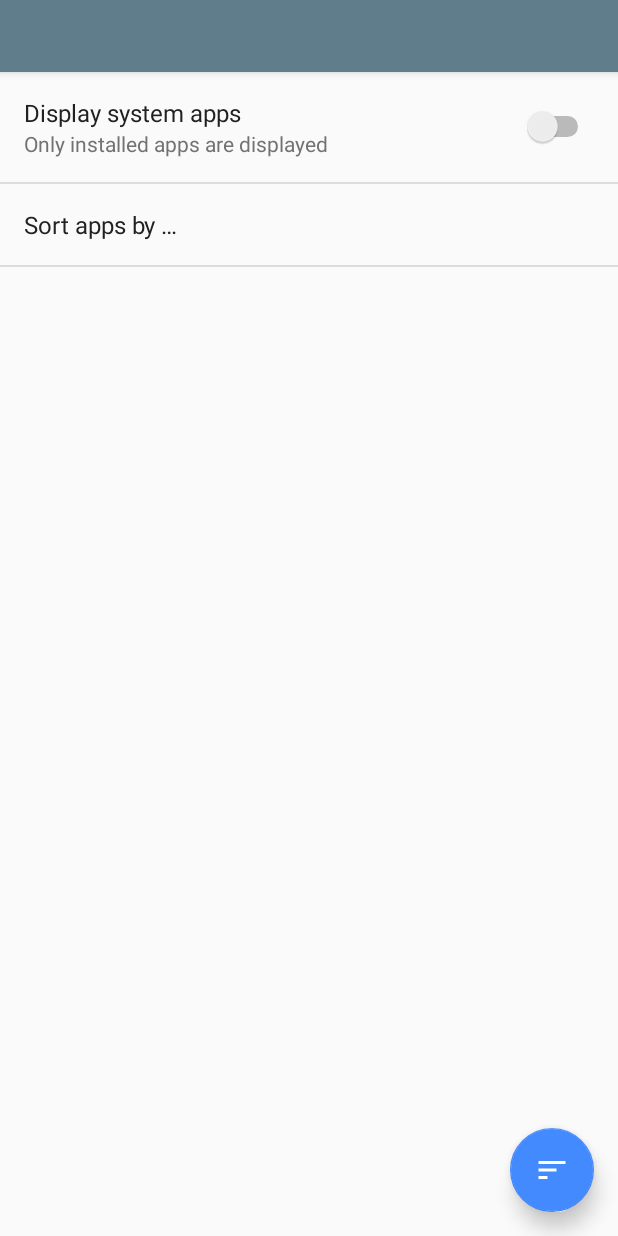
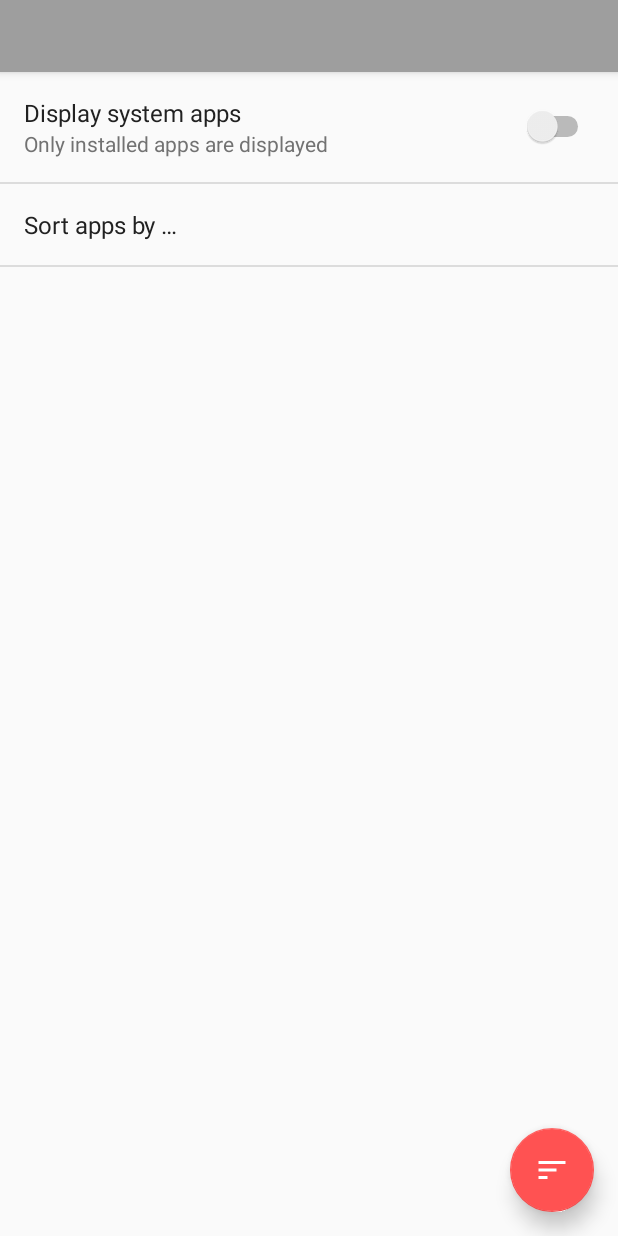
Before and after one commit to xgouchet/Stanley, an Android app: the AppFiltersActivity screen opened directly, with no data from a screen before it, on a phone screen of 412 x 824 dp. Run offline under Robolectric (Android 15) with nearby library versions, the light colour scheme and no system bars.

Commit message:
Update color scheme, new launcher icon

```diff
--- a/app/src/main/res/drawable/ic_activity.xml
+++ b/app/src/main/res/drawable/ic_activity.xml
@@ -4,6 +4,6 @@
         android:viewportWidth="24.0"
         android:viewportHeight="24.0">
     <path
-        android:fillColor="#FF000000"
+        android:fillColor="@color/primary_dark"
         android:pathData="M17,1.01L7,1c-1.1,0 -1.99,0.9 -1.99,2v18c0,1.1 0.89,2 1.99,2h10c1.1,0 2,-0.9 2,-2V3c0,-1.1 -0.9,-1.99 -2,-1.99zM17,19H7V5h10v14z"/>
 </vector>
--- a/app/src/main/res/drawable/ic_custom_permission.xml
+++ b/app/src/main/res/drawable/ic_custom_permission.xml
@@ -4,6 +4,6 @@
         android:viewportWidth="24.0"
         android:viewportHeight="24.0">
     <path
-        android:fillColor="#FF000000"
+        android:fillColor="@color/primary_dark"
         android:pathData="M12,17c1.1,0 2,-0.9 2,-2s-0.9,-2 -2,-2 -2,0.9 -2,2 0.9,2 2,2zM18,8h-1L17,6c0,-2.76 -2.24,-5 -5,-5S7,3.24 7,6v2L6,8c-1.1,0 -2,0.9 -2,2v10c0,1.1 0.9,2 2,2h12c1.1,0 2,-0.9 2,-2L20,10c0,-1.1 -0.9,-2 -2,-2zM8.9,6c0,-1.71 1.39,-3.1 3.1,-3.1s3.1,1.39 3.1,3.1v2L8.9,8L8.9,6zM18,20L6,20L6,10h12v10z"/>
 </vector>
--- a/app/src/main/res/drawable/ic_feature.xml
+++ b/app/src/main/res/drawable/ic_feature.xml
@@ -4,6 +4,6 @@
         android:viewportWidth="24.0"
         android:viewportHeight="24.0">
     <path
-        android:fillColor="#FF000000"
+        android:fillColor="@color/primary_dark"
         android:pathData="M20.5,11H19V7c0,-1.1 -0.9,-2 -2,-2h-4V3.5C13,2.12 11.88,1 10.5,1S8,2.12 8,3.5V5H4c-1.1,0 -1.99,0.9 -1.99,2v3.8H3.5c1.49,0 2.7,1.21 2.7,2.7s-1.21,2.7 -2.7,2.7H2V20c0,1.1 0.9,2 2,2h3.8v-1.5c0,-1.49 1.21,-2.7 2.7,-2.7 1.49,0 2.7,1.21 2.7,2.7V22H17c1.1,0 2,-0.9 2,-2v-4h1.5c1.38,0 2.5,-1.12 2.5,-2.5S21.88,11 20.5,11z"/>
 </vector>
--- a/app/src/main/res/drawable/ic_info.xml
+++ b/app/src/main/res/drawable/ic_info.xml
@@ -4,6 +4,6 @@
         android:viewportWidth="24.0"
         android:viewportHeight="24.0">
     <path
-        android:fillColor="#FF000000"
+        android:fillColor="@color/primary_dark"
         android:pathData="M11,17h2v-6h-2v6zM12,2C6.48,2 2,6.48 2,12s4.48,10 10,10 10,-4.48 10,-10S17.52,2 12,2zM12,20c-4.41,0 -8,-3.59 -8,-8s3.59,-8 8,-8 8,3.59 8,8 -3.59,8 -8,8zM11,9h2L13,7h-2v2z"/>
 </vector>
--- a/app/src/main/res/drawable/ic_permission.xml
+++ b/app/src/main/res/drawable/ic_permission.xml
@@ -4,6 +4,6 @@
         android:viewportWidth="24.0"
         android:viewportHeight="24.0">
     <path
-        android:fillColor="#FF000000"
+        android:fillColor="@color/primary_dark"
         android:pathData="M12.65,10C11.83,7.67 9.61,6 7,6c-3.31,0 -6,2.69 -6,6s2.69,6 6,6c2.61,0 4.83,-1.67 5.65,-4H17v4h4v-4h2v-4H12.65zM7,14c-1.1,0 -2,-0.9 -2,-2s0.9,-2 2,-2 2,0.9 2,2 -0.9,2 -2,2z"/>
 </vector>
--- a/app/src/main/res/drawable/ic_provider.xml
+++ b/app/src/main/res/drawable/ic_provider.xml
@@ -4,6 +4,6 @@
         android:viewportWidth="24.0"
         android:viewportHeight="24.0">
     <path
-        android:fillColor="#FF000000"
+        android:fillColor="@color/primary_dark"
         android:pathData="M7,5h10v2h2L19,3c0,-1.1 -0.9,-1.99 -2,-1.99L7,1c-1.1,0 -2,0.9 -2,2v4h2L7,5zM15.41,16.59L20,12l-4.59,-4.59L14,8.83 17.17,12 14,15.17l1.41,1.42zM10,15.17L6.83,12 10,8.83 8.59,7.41 4,12l4.59,4.59L10,15.17zM17,19L7,19v-2L5,17v4c0,1.1 0.9,2 2,2h10c1.1,0 2,-0.9 2,-2v-4h-2v2z"/>
 </vector>
--- a/app/src/main/res/drawable/ic_receiver.xml
+++ b/app/src/main/res/drawable/ic_receiver.xml
@@ -4,6 +4,6 @@
         android:viewportWidth="24.0"
         android:viewportHeight="24.0">
     <path
-        android:fillColor="#FF000000"
+        android:fillColor="@color/primary_dark"
         android:pathData="M2,16v2c2.76,0 5,2.24 5,5h2c0,-3.87 -3.13,-7 -7,-7zM2,20v3h3c0,-1.66 -1.34,-3 -3,-3zM2,12v2c4.97,0 9,4.03 9,9h2c0,-6.08 -4.92,-11 -11,-11zM17,1.01L7,1c-1.1,0 -2,0.9 -2,2v7.37c0.69,0.16 1.36,0.37 2,0.64L7,5h10v13h-3.03c0.52,1.25 0.84,2.59 0.95,4L17,22c1.1,0 2,-0.9 2,-2L19,3c0,-1.1 -0.9,-1.99 -2,-1.99z"/>
 </vector>
--- a/app/src/main/res/drawable/ic_services.xml
+++ b/app/src/main/res/drawable/ic_services.xml
@@ -4,6 +4,6 @@
         android:viewportWidth="24.0"
         android:viewportHeight="24.0">
     <path
-        android:fillColor="#FF000000"
+        android:fillColor="@color/primary_dark"
         android:pathData="M11.8,12.5v-1l1.1,-0.8c0.1,-0.1 0.1,-0.2 0.1,-0.3l-1,-1.7c-0.1,-0.1 -0.2,-0.2 -0.3,-0.1l-1.3,0.4c-0.3,-0.2 -0.6,-0.4 -0.9,-0.5l-0.2,-1.3c0,-0.1 -0.1,-0.2 -0.3,-0.2H7c-0.1,0 -0.2,0.1 -0.3,0.2l-0.2,1.3c-0.3,0.1 -0.6,0.3 -0.9,0.5l-1.3,-0.5c-0.1,0 -0.2,0 -0.3,0.1l-1,1.7c-0.1,0.1 0,0.2 0.1,0.3l1.1,0.8v1l-1.1,0.8c-0.1,0.2 -0.1,0.3 -0.1,0.4l1,1.7c0.1,0.1 0.2,0.2 0.3,0.1l1.4,-0.4c0.3,0.2 0.6,0.4 0.9,0.5l0.2,1.3c-0.1,0.1 0.1,0.2 0.2,0.2h2c0.1,0 0.2,-0.1 0.3,-0.2l0.2,-1.3c0.3,-0.1 0.6,-0.3 0.9,-0.5l1.3,0.5c0.1,0 0.2,0 0.3,-0.1l1,-1.7c0.1,-0.1 0,-0.2 -0.1,-0.3l-1.1,-0.9zM8,14c-1.1,0 -2,-0.9 -2,-2s0.9,-2 2,-2 2,0.9 2,2 -0.9,2 -2,2zM19,1H9c-1.1,0 -2,0.9 -2,2v3h2V4h10v16H9v-2H7v3c0,1.1 0.9,2 2,2h10c1.1,0 2,-0.9 2,-2V3c0,-1.1 -0.9,-2 -2,-2z"/>
 </vector>
--- a/app/src/main/res/values/colors.xml
+++ b/app/src/main/res/values/colors.xml
@@ -1,9 +1,9 @@
 <?xml version="1.0" encoding="utf-8"?>
 <resources>
-    <color name="primary">#607D8B</color>
-    <color name="primary_dark">#455A64</color>
-    <color name="primary_light">#CFD8DC</color>
-    <color name="accent">#448AFF</color>
+    <color name="primary">#9E9E9E</color>
+    <color name="primary_dark">#616161</color>
+    <color name="primary_light">#F5F5F5</color>
+    <color name="accent">#FF5252</color>
     <color name="primary_text">#212121</color>
     <color name="secondary_text">#727272</color>
     <color name="divider_color">#B6B6B6</color>
```
Also changed, not shown: app/src/main/ic_launcher-web.png (added), app/src/main/res/mipmap-hdpi/ic_launcher.png, app/src/main/res/mipmap-mdpi/ic_launcher.png, app/src/main/res/mipmap-xhdpi/ic_launcher.png, app/src/main/res/mipmap-xxhdpi/ic_launcher.png, app/src/main/res/mipmap-xxxhdpi/ic_launcher.png.
